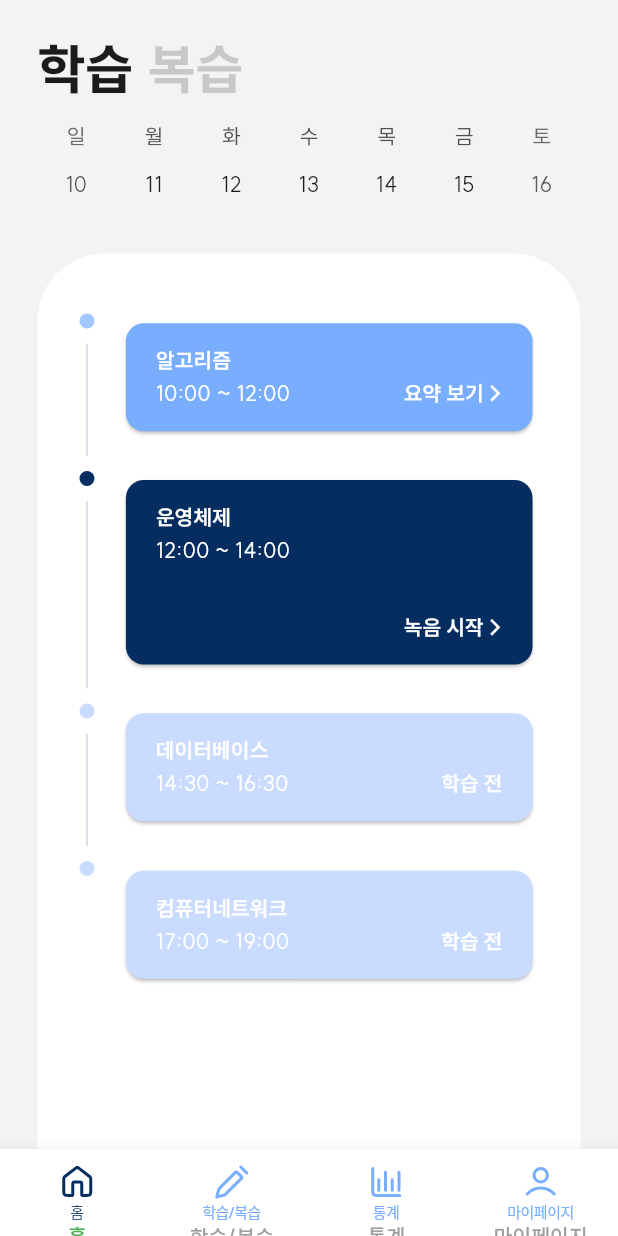
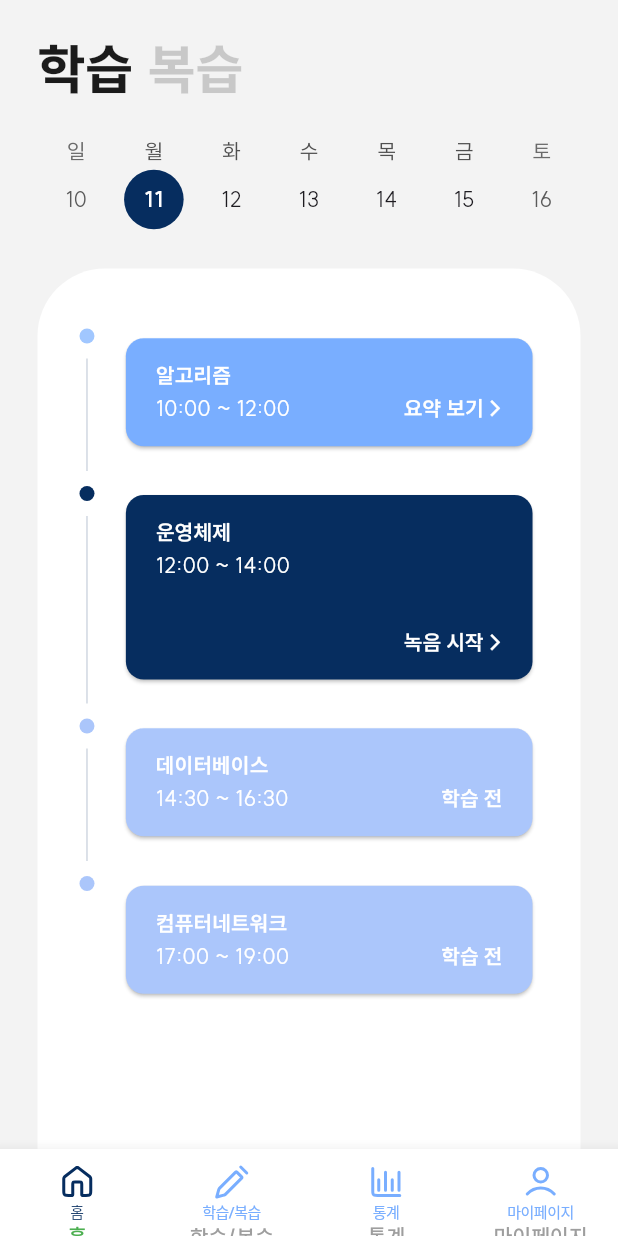
Before and after one commit to Creative-Semester-AI-Study/FE, a Flutter app: the screen it shows after launch, swiped to page 2, on a phone screen of 412 x 824 dp. Run offline on Flutter 3.47's test engine with Material 3 defaults, Android fonts, the phone set to English and light mode, and no system bars; drawn by our look-alikes of auto_size_text, stylish_bottom_bar, table_calendar; our stand-ins replace flutter_svg, gap; Roboto replaces fonts that are missing (Pretendard); project files that could hold a hidden picture were left out.

```diff
--- a/lib/cards/ongoing_card.dart
+++ b/lib/cards/review_cards/review_cards.dart
@@ -4,7 +4,7 @@ import 'package:flutter/material.dart';
 import 'package:gap/gap.dart';
 import 'package:study_helper/theme/theme_colors.dart';
 
-Widget ongoingCard({
+Widget reviewCards({
   required String subjectName,
   required String timeText,
   required bool isLast,
--- /dev/null
+++ b/lib/cards/study_cards/ongoing_card.dart
@@ -0,0 +1,112 @@
+import 'package:auto_size_text/auto_size_text.dart';
+import 'package:flutter/cupertino.dart';
+import 'package:flutter/material.dart';
+import 'package:gap/gap.dart';
+import 'package:study_helper/screens/summary_screens/summary_screen.dart';
+import 'package:study_helper/theme/theme_colors.dart';
+
+Widget ongoingCard({
+  required BuildContext context,
+  required String subjectName,
+  required String timeText,
+  required bool isLast,
+}) {
+  return Row(
+    mainAxisAlignment: MainAxisAlignment.spaceAround,
+    children: [
+      Flexible(
+        flex: 1,
+        child: Column(
+          children: [
+            const Gap(10),
+            Container(
+              decoration: const BoxDecoration(
+                color: colorBottomBarDefault,
+                borderRadius: BorderRadius.all(
+                  Radius.circular(100),
+                ),
+              ),
+              height: 10,
+              width: 10,
+            ),
+            const Gap(10),
+            Container(
+              decoration: BoxDecoration(
+                color: isLast ? Colors.transparent : colorLine,
+              ),
+              height: 125,
+              width: 1,
+            )
+          ],
+        ),
+      ),
+      const Gap(5),
+      Flexible(
+        flex: 10,
+        child: Transform.translate(
+          offset: const Offset(0, 0),
+          child: GestureDetector(
+            onTap: () {
+              Navigator.push(
+                  context,
+                  MaterialPageRoute(
+                      builder: (context) => SummaryScreen(
+                            title: subjectName,
+                          )));
+            },
+            child: Card(
+              elevation: 1,
+              color: colorBottomBarDefault,
+              child: Padding(
+                padding: const EdgeInsets.symmetric(
+                    horizontal: 20.0, vertical: 15.0),
+                child: Column(
+                  mainAxisAlignment: MainAxisAlignment.spaceBetween,
+                  crossAxisAlignment: CrossAxisAlignment.start,
+                  children: [
+                    Column(
+                      crossAxisAlignment: CrossAxisAlignment.start,
+                      children: [
+                        AutoSizeText(
+                          subjectName,
+                          maxLines: 1,
+                          style: const TextStyle(
+                            color: Colors.white,
+                            fontWeight: FontWeight.w700,
+                          ),
+                        ),
+                        const Gap(2),
+                        Text(
+                          timeText,
+                          style: const TextStyle(
+                            color: Colors.white,
+                            fontWeight: FontWeight.w500,
+                          ),
+                        ),
+                      ],
+                    ),
+                    const Gap(30),
+                    const Row(
+                      mainAxisAlignment: MainAxisAlignment.spaceBetween,
+                      crossAxisAlignment: CrossAxisAlignment.end,
+                      children: [
+                        Text(""), //blank widget for space
+                        Text(
+                          "녹음 시작 >",
+                          style: TextStyle(
+                            color: Colors.white,
+                            fontWeight: FontWeight.w700,
+                          ),
+                        ),
+                      ],
+                    )
+                  ],
+                ),
+              ),
+            ),
+          ),
+        ),
+      )
+    ],
+  );
+}
--- a/lib/screens/study_screen.dart
+++ b/lib/screens/study_screen.dart
@@ -2,9 +2,9 @@ import 'package:auto_size_text/auto_size_text.dart';
 import 'package:flutter/cupertino.dart';
 import 'package:flutter/material.dart';
 import 'package:gap/gap.dart';
-import 'package:study_helper/cards/completed_card.dart';
-import 'package:study_helper/cards/disabled_card.dart';
-import 'package:study_helper/cards/ongoing_card.dart';
+import 'package:study_helper/cards/study_cards/completed_card.dart';
+import 'package:study_helper/cards/study_cards/disabled_card.dart';
+import 'package:study_helper/cards/study_cards/ongoing_card.dart';
 import 'package:study_helper/theme/theme_colors.dart';
 import 'package:table_calendar/table_calendar.dart';
 
@@ -15,11 +15,10 @@ class StudyScreen extends StatefulWidget {
   State<StudyScreen> createState() => _StudyScreenState();
 }
 
-bool isStudy = true;
-DateTime _focusedDay = DateTime.now();
-
 class _StudyScreenState extends State<StudyScreen> {
-  DateTime? _selectedDay;
+  DateTime _selectedDay = DateTime.now();
+  DateTime _focusedDay = DateTime.now();
+  bool isStudy = true;
 
   @override
   Widget build(BuildContext context) {
@@ -71,7 +70,7 @@ class _StudyScreenState extends State<StudyScreen> {
                 ),
               ],
             ),
-            const Gap(10),
+            const Gap(20),
             TableCalendar(
               focusedDay: _focusedDay,
               headerVisible: false,
@@ -93,7 +92,26 @@ class _StudyScreenState extends State<StudyScreen> {
               firstDay: DateTime(2024, 1, 1),
               lastDay: DateTime(2030, 12, 30),
               // headerStyle: HeaderStyle(),
-              calendarStyle: const CalendarStyle(isTodayHighlighted: false),
+              calendarStyle: const CalendarStyle(
+                isTodayHighlighted: false,
+                // markerDecoration: BoxDecoration(color: colorFinishedCircle),
+                // weekendTextStyle: TextStyle(
+                //   fontWeight: FontWeight.w500,
+                //   fontSize: 32,
+                // ),
+                // defaultTextStyle: TextStyle(
+                //   fontWeight: FontWeight.w500,
+                //   fontSize: 32,
+                // ),
+                selectedDecoration: BoxDecoration(
+                  color: colorBottomBarDefault,
+                  shape: BoxShape.circle,
+                ),
+                selectedTextStyle: TextStyle(
+                  color: Colors.white,
+                  fontWeight: FontWeight.w700,
+                ),
+              ),
             ),
             const Gap(20),
             Expanded(
@@ -119,6 +137,7 @@ class _StudyScreenState extends State<StudyScreen> {
                           isLast: false,
                         ),
                         ongoingCard(
+                          context: context,
                           subjectName: "운영체제",
                           timeText: "12:00 ~ 14:00",
                           isLast: false,
--- a/lib/theme/theme_colors.dart
+++ b/lib/theme/theme_colors.dart
@@ -3,7 +3,8 @@ import 'dart:ui';
 const colorBottomBarSelected = Color(0xFF79AEFF);
 const colorFinishedCircle = Color.fromARGB(179, 121, 175, 255);
 const colorLine = Color(0x30062D5F);
-const colorCardDisabled = Color(0xFFC9DBFF);
+const colorDetailScreenAppbar = Color(0xFFD9EBFF);
+const colorCardDisabled = Color.fromARGB(255, 171, 198, 251);
 const colorBottomBarDefault = Color(0xFF062D5F);
 const colorDefaultBackground = Color(0xFFF3F3F3);
 const colorDefault = Color(0xFF1b1b1b);
```
Also changed, not shown: lib/screens/summary_screens/summary_screen.dart (added, +189 -0 lines), assets/images/buttons/book-open-01.svg (added), assets/images/buttons/pen-tool-plus.svg (added), lib/cards/study_cards/completed_card.dart (renamed from lib/cards/completed_card.dart), lib/cards/study_cards/disabled_card.dart (renamed from lib/cards/disabled_card.dart), 3 other files.
